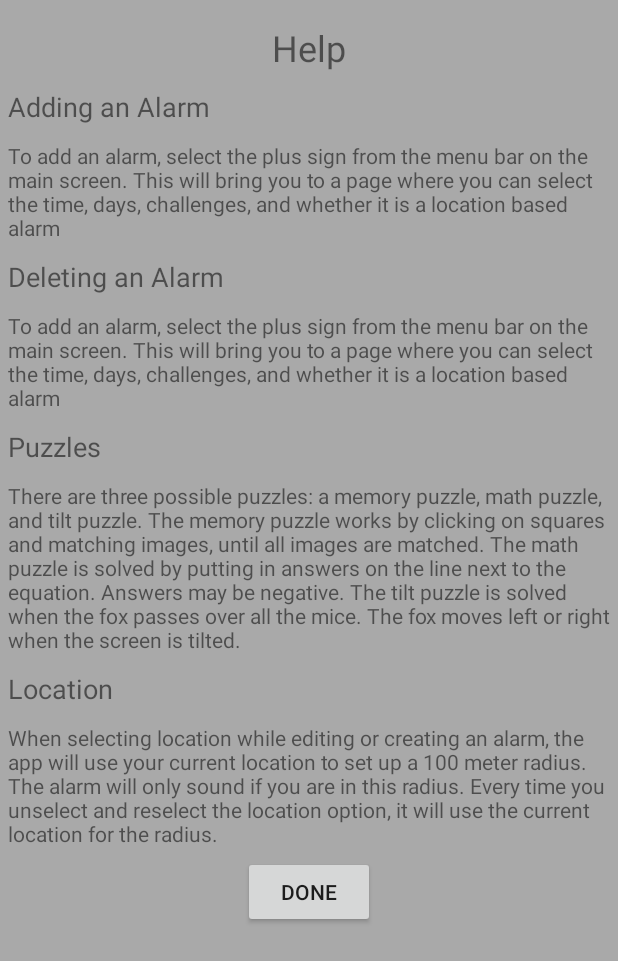
After one commit to simurdh/412Project, an Android app: the HelpActivity screen opened directly, with no data from a screen before it, on a phone screen of 412 x 824 dp. The commit adds this screen. Shown: the top 961 px of the screen. Run offline under Robolectric (Android 15) with nearby library versions, the phone set to English and light mode, and no system bars.

Commit message:
Added help page

```diff
--- a/app/src/main/AndroidManifest.xml
+++ b/app/src/main/AndroidManifest.xml
@@ -17,6 +17,7 @@
         <activity android:name=".SensorData"
             android:screenOrientation="portrait"></activity>
         <activity android:name="EditAlarm"></activity>
+        <activity android:name=".HelpActivity"></activity>
         <activity android:name=".MemoryPuzzle"></activity>
         <activity android:name=".MainActivity">
             <intent-filter>
--- a/app/src/main/java/edu/wwu/csci412/SolveAndSnooze/ButtonGridView.java
+++ b/app/src/main/java/edu/wwu/csci412/SolveAndSnooze/ButtonGridView.java
@@ -29,7 +29,7 @@ public class ButtonGridView extends GridLayout {
         title.setWidth(3*width);
         title.setHeight(width);
         title.setGravity(Gravity.CENTER);
-        title.setTextSize(getResources().getDimension(R.dimen.textsize));
+        title.setTextSize(getResources().getDimension(R.dimen.subtitle_size));
         title.setText(getResources().getString(R.string.title));
         addView(title);
 
--- /dev/null
+++ b/app/src/main/java/edu/wwu/csci412/SolveAndSnooze/HelpActivity.java
@@ -0,0 +1,26 @@
+package edu.wwu.csci412.SolveAndSnooze;
+
+import android.os.Bundle;
+import android.view.View;
+import android.widget.Button;
+
+
+import androidx.appcompat.app.AppCompatActivity;
+
+
+public class HelpActivity extends AppCompatActivity {
+
+    @Override
+    protected void onCreate(Bundle savedInstanceState) {
+        super.onCreate(savedInstanceState);
+        setContentView(R.layout.activity_help);
+
+        Button doneButton = (Button) findViewById(R.id.doneButton);
+        doneButton.setOnClickListener(new View.OnClickListener() {
+            @Override
+            public void onClick(View v) {
+                finish();
+            }
+        });
+    }
+}
--- a/app/src/main/java/edu/wwu/csci412/SolveAndSnooze/MainActivity.java
+++ b/app/src/main/java/edu/wwu/csci412/SolveAndSnooze/MainActivity.java
@@ -336,6 +336,15 @@ public class MainActivity extends AppCompatActivity {
         // as you specify a parent activity in AndroidManifest.xml.
         int id = item.getItemId();
 
+        if (id == R.id.addAlarmButton) {
+            MainActivity.isNew = true;
+            Intent intent = new Intent(this, EditAlarm.class);
+            startActivityForResult(intent, 0);
+
+        } else if (id == R.id.action_help) {
+            Intent intent = new Intent(this, HelpActivity.class);
+            startActivityForResult(intent, 0);
+        }
 
         return super.onOptionsItemSelected(item);
     }
--- /dev/null
+++ b/app/src/main/res/layout/activity_help.xml
@@ -0,0 +1,112 @@
+<?xml version="1.0" encoding="utf-8"?>
+<LinearLayout xmlns:android="http://schemas.android.com/apk/res/android"
+    android:orientation="vertical"
+    android:layout_width="match_parent"
+    android:layout_height="match_parent"
+    android:background="#a9a9a9">
+
+    <TextView
+        android:layout_width="wrap_content"
+        android:layout_height="wrap_content"
+        android:text="@string/help_title"
+        android:textSize="@dimen/title_size"
+        android:layout_gravity="center_horizontal"
+        android:layout_marginTop="10dp"
+        android:padding="5dp"
+
+        >
+    </TextView>
+
+    <ScrollView
+        android:layout_width="match_parent"
+        android:layout_height="wrap_content"
+        >
+
+        <LinearLayout
+            android:layout_width="match_parent"
+            android:layout_height="wrap_content"
+            android:orientation="vertical"
+            >
+
+            <TextView
+                android:layout_width="match_parent"
+                android:layout_height="wrap_content"
+                android:text="@string/add_alarm_title"
+                android:textSize="@dimen/subtitle_size"
+                android:padding="5dp"
+                >
+            </TextView>
+
+            <TextView
+                android:layout_width="match_parent"
+                android:layout_height="wrap_content"
+                android:text="@string/add_alarm_info"
+                android:padding="5dp"
+                >
+            </TextView>
+
+            <TextView
+                android:layout_width="match_parent"
+                android:layout_height="wrap_content"
+                android:text="@string/delete_alarm_title"
+                android:textSize="@dimen/subtitle_size"
+                android:padding="5dp"
+                >
+            </TextView>
+
+            <TextView
+                android:layout_width="match_parent"
+                android:layout_height="wrap_content"
+                android:text="@string/add_alarm_info"
+                android:padding="5dp"
+                >
+            </TextView>
+
+            <TextView
+                android:layout_width="match_parent"
+                android:layout_height="wrap_content"
+                android:text="@string/puzzles_title"
+                android:textSize="@dimen/subtitle_size"
+                android:padding="5dp"
+                >
+            </TextView>
+
+            <TextView
+                android:layout_width="match_parent"
+                android:layout_height="wrap_content"
+                android:text="@string/puzzles_info"
+                android:padding="5dp"
+                >
+            </TextView>
+
+            <TextView
+                android:layout_width="match_parent"
+                android:layout_height="wrap_content"
+                android:text="@string/location_title"
+                android:textSize="@dimen/subtitle_size"
+                android:padding="5dp"
+                >
+            </TextView>
+
+            <TextView
+                android:layout_width="match_parent"
+                android:layout_height="wrap_content"
+                android:text="@string/location_info"
+                android:padding="5dp"
+                >
+            </TextView>
+
+        </LinearLayout>
+
+    </ScrollView>
+
+    <Button
+        android:id="@+id/doneButton"
+        android:layout_width="wrap_content"
+        android:layout_height="wrap_content"
+        android:text="@string/done"
+        android:layout_gravity="center_horizontal"
+        >
+    </Button>
+
+</LinearLayout>
--- a/app/src/main/res/menu/menu_main.xml
+++ b/app/src/main/res/menu/menu_main.xml
@@ -8,7 +8,7 @@
         android:icon="@android:drawable/ic_menu_add"
         app:showAsAction="ifRoom"/>
 
-    <item android:id="@+id/action_update"
+    <item android:id="@+id/action_help"
         android:title=""
         android:icon="@android:drawable/ic_menu_help"
         app:showAsAction="ifRoom"/>
--- a/app/src/main/res/values/dimensions.xml
+++ b/app/src/main/res/values/dimensions.xml
@@ -1,6 +1,7 @@
 <?xml version="1.0" encoding="utf-8"?>
 <resources>
-    <dimen name="textsize">18sp</dimen>
+    <dimen name="title_size">24sp</dimen>
+    <dimen name="subtitle_size">18sp</dimen>
     <dimen name="alarmIconHeight">77dp</dimen>
     <dimen name="alarmIconWidth">80dp</dimen>
     <dimen name="timeDivWidth">126dp</dimen>
--- a/app/src/main/res/values/strings.xml
+++ b/app/src/main/res/values/strings.xml
@@ -2,5 +2,23 @@
     <string name="app_name">Solve \u0026 Snooze</string>
     <string name="edit">Edit</string>
     <string name="title">Solve!</string>
-    <string name= "challenge">challenge</string>
+    <string name="challenge">challenge</string>
+    <string name="help_title">Help</string>
+    <string name="done">done</string>
+    <string name="add_alarm_title">Adding an Alarm</string>
+    <string name="add_alarm_info">To add an alarm, select the plus sign from the menu bar on the main screen.
+        This will bring you to a page where you can select the time, days, challenges, and whether it is a location based alarm</string>
+    <string name="delete_alarm_title">Deleting an Alarm</string>
+    <string name="delete_alarm_info">To delete an alarm, select the alarm from the main page.
+        This will bring you to the edit alarm page.
+        There is a delete button on the bottom left</string>
+    <string name="puzzles_title">Puzzles</string>
+    <string name="puzzles_info">There are three possible puzzles: a memory puzzle, math puzzle, and tilt puzzle.
+        The memory puzzle works by clicking on squares and matching images, until all images are matched.
+        The math puzzle is solved by putting in answers on the line next to the equation. Answers may be negative.
+        The tilt puzzle is solved when the fox passes over all the mice. The fox moves left or right when the screen is tilted. </string>
+
+    <string name="location_title">Location</string>
+    <string name="location_info">When selecting location while editing or creating an alarm, the app will use your current location to set up a 100 meter radius.
+        The alarm will only sound if you are in this radius. Every time you unselect and reselect the location option, it will use the current location for the radius.</string>
 </resources>
```
